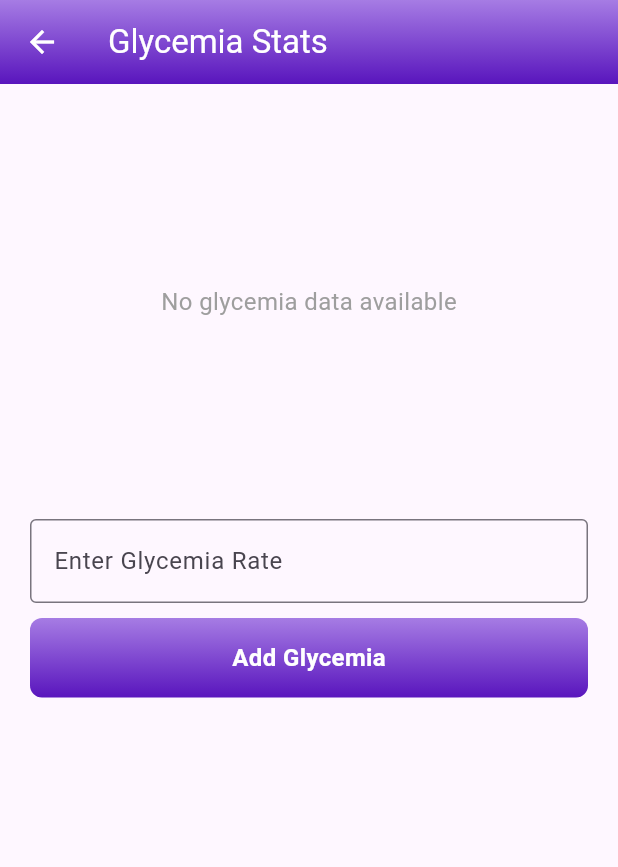
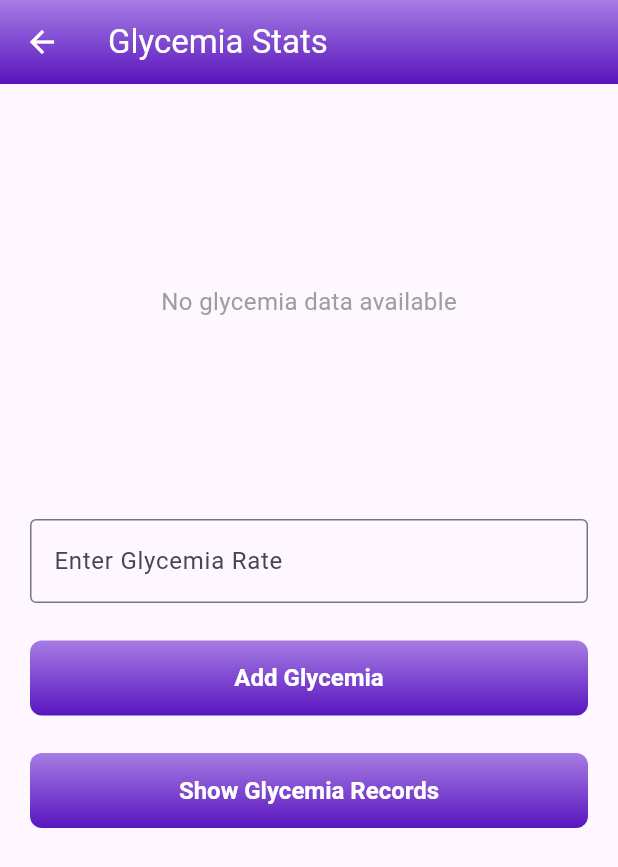
Before and after one commit to Kawther-07/Frontend, a Flutter app: the StatsPage screen opened directly with empty values, on a phone screen of 412 x 824 dp. Shown: the top 867 px of the screen. Run offline on Flutter 3.47's test engine with Material 3 defaults, Android fonts, the light colour scheme and no system bars; our stand-ins replace animated_splash_screen, firebase_core, firebase_storage, fl_chart, flutter_secure_storage, image_picker and 2 more; accounts and stored records are empty; network calls fail; project files that could hold a hidden picture were left out.

Commit message:
glycemia page done

```diff
--- a/lib/pages/newEducationPage.dart
+++ b/lib/pages/newEducationPage.dart
@@ -93,8 +93,8 @@ class _NewEducationPageState extends State<NewEducationPage> {
                 );
               },
               child: Container(
-                padding: const EdgeInsets.all(12),
-                margin: const EdgeInsets.symmetric(horizontal: 45),
+                padding: const EdgeInsets.all(15),
+                margin: const EdgeInsets.symmetric(horizontal: 25),
                 decoration: BoxDecoration(
                   gradient: const LinearGradient(
                     colors: [
--- a/lib/pages/stats.dart
+++ b/lib/pages/stats.dart
@@ -1,7 +1,8 @@
+import 'package:flutter/material.dart';
+import 'package:intl/intl.dart';
+import 'package:http/http.dart' as http;
 import 'dart:convert';
-import 'package:flutter/material.dart';
-import 'package:http/http.dart' as http;
-import 'package:charts_flutter/flutter.dart' as charts;
+import 'package:fl_chart/fl_chart.dart';
 
 class StatsPage extends StatefulWidget {
   final int patientId;
@@ -15,12 +16,14 @@ class _StatsPageState extends State<StatsPage> {
   late List<GlycemiaData> data = [];
   final TextEditingController _glycemiaController = TextEditingController();
   late double newGlycemiaRate;
+  bool _showGlycemiaList = false;
 
   @override
   void initState() {
     super.initState();
     fetchData();
   }
+
 
   Future<void> addGlycemiaRecord() async {
     try {
@@ -44,18 +47,6 @@ class _StatsPageState extends State<StatsPage> {
       }
     } catch (error) {
       print('Error adding glycemia record: $error');
-    }
-  }
-
-  Future<int> fetchMedicalRecordId(int patientId) async {
-    final Uri uri = Uri.parse('http://192.168.1.29:8000/api/medical-record/$patientId');
-    final http.Response response = await http.get(uri);
-
-    if (response.statusCode == 200) {
-      final dynamic responseData = jsonDecode(response.body);
-      return responseData['medicalRecordId'];
-    } else {
-      throw Exception('Failed to fetch medical record ID');
     }
   }
 
@@ -109,7 +100,7 @@ class _StatsPageState extends State<StatsPage> {
           child: Column(
             crossAxisAlignment: CrossAxisAlignment.stretch,
             children: [
-              _buildChart(),
+              _buildGlycemiaChart(),
               const SizedBox(height: 20),
               TextField(
                 controller: _glycemiaController,
@@ -122,10 +113,40 @@ class _StatsPageState extends State<StatsPage> {
                   newGlycemiaRate = double.tryParse(value) ?? 0.0;
                 },
               ),
-              const SizedBox(height: 10),
-              Container(
+              const SizedBox(height: 20),
+              ElevatedButton(
+                onPressed: () {
+                  addGlycemiaRecord();
+                },
+                style: ButtonStyle(
+                  padding: MaterialStateProperty.all<EdgeInsetsGeometry>(
+                    EdgeInsets.symmetric(vertical: 5.0),
+                  ),
+                  shape: MaterialStateProperty.all<OutlinedBorder>(
+                    RoundedRectangleBorder(
+                      borderRadius: BorderRadius.circular(8.0),
+                    ),
+                  ),
+                  backgroundColor: MaterialStateProperty.all<Color>(
+                    Colors.transparent,
+                  ),
+                  elevation: MaterialStateProperty.all<double>(0),
+                  shadowColor: MaterialStateProperty.all<Color>(
+                    Colors.transparent,
+                  ),
+                  foregroundColor: MaterialStateProperty.all<Color>(
+                    Colors.white,
+                  ),
+                  textStyle: MaterialStateProperty.all<TextStyle>(
+                    TextStyle(
+                      fontSize: 16.0,
+                      fontWeight: FontWeight.bold,
+                    ),
+                  ),
+                ),
+                child: Ink(
                   decoration: BoxDecoration(
-                  gradient: LinearGradient(
+                    gradient: const LinearGradient(
                       colors: [
                         Color(0xFFA67CE4),
                         Color(0xFF5915BD),
@@ -135,29 +156,75 @@ class _StatsPageState extends State<StatsPage> {
                     ),
                     borderRadius: BorderRadius.circular(8.0),
                   ),
-              child: Material(
-                color: Color(0x00FF0B0B),
-                child: InkWell(
-                  onTap: () {
-                    addGlycemiaRecord();
+                  child: Container(
+                    constraints: BoxConstraints(minWidth: 140.0, minHeight: 50.0),
+                    alignment: Alignment.center,
+                    child: Text('Add Glycemia'),
+                  ),
+                ),
+              ),
+              const SizedBox(height: 15),
+              ElevatedButton(
+                onPressed: () {
+                  setState(() {
+                    _showGlycemiaList = !_showGlycemiaList;
+                  });
                 },
+                style: ButtonStyle(
+                  padding: MaterialStateProperty.all<EdgeInsetsGeometry>(
+                    EdgeInsets.symmetric(vertical: 5.0),
+                  ),
+                  shape: MaterialStateProperty.all<OutlinedBorder>(
+                    RoundedRectangleBorder(
                       borderRadius: BorderRadius.circular(8.0),
-                  child: Container(
-                    padding: EdgeInsets.symmetric(vertical: 15.0),
-                    child: Center(
-                      child: Text(
-                        'Add Glycemia',
-                        style: TextStyle(
-                          color: Colors.white,
+                    ),
+                  ),
+                  backgroundColor: MaterialStateProperty.all<Color>(
+                    Colors.transparent,
+                  ),
+                  overlayColor: MaterialStateProperty.all<Color>(
+                    Colors.transparent,
+                  ),
+                  elevation: MaterialStateProperty.all<double>(0),
+                  shadowColor: MaterialStateProperty.all<Color>(
+                    Colors.transparent,
+                  ),
+                  foregroundColor: MaterialStateProperty.all<Color>(
+                    Colors.white,
+                  ),
+                  textStyle: MaterialStateProperty.all<TextStyle>(
+                    TextStyle(
                       fontSize: 16.0,
                       fontWeight: FontWeight.bold,
                     ),
                   ),
                 ),
+                child: Ink(
+                  decoration: BoxDecoration(
+                    gradient: const LinearGradient(
+                      colors: [
+                        Color(0xFFA67CE4),
+                        Color(0xFF5915BD),
+                      ],
+                      begin: Alignment.topCenter,
+                      end: Alignment.bottomCenter,
+                    ),
+                    borderRadius: BorderRadius.circular(8.0),
+                  ),
+                  child: Container(
+                    constraints: BoxConstraints(minWidth: 140.0, minHeight: 50.0),
+                    alignment: Alignment.center,
+                    child: Text(
+                      _showGlycemiaList ? 'Hide Glycemia Records' : 'Show Glycemia Records',
+                      style: TextStyle(color: Colors.white),
                     ),
                   ),
                 ),
               ),
+              if (_showGlycemiaList) ...[
+                const SizedBox(height: 20),
+                _buildGlycemiaList(),
+              ],
             ],
           ),
         ),
@@ -165,41 +232,130 @@ class _StatsPageState extends State<StatsPage> {
     );
   }
 
-  Widget _buildChart() {
+  Widget _buildGlycemiaChart() {
     if (data.isEmpty) {
       return _emptyChart();
     } else {
-    print('Chart data: $data');
-    List<GlycemiaData> aggregatedData = aggregateData(data);
-    final List<charts.Series<GlycemiaData, DateTime>> seriesList = [
-      charts.Series<GlycemiaData, DateTime>(
-        id: 'Glycemia',
-        colorFn: (_, __) => charts.ColorUtil.fromDartColor(const Color(0xFF595DE5)),
-        domainFn: (GlycemiaData glycemia, _) => glycemia.date,
-        measureFn: (GlycemiaData glycemia, _) => glycemia.glycemia,
-        data: aggregatedData,
+      // Get the current month name
+      String currentMonth = DateFormat('MMMM').format(DateTime.now());
+
+      return Column(
+        crossAxisAlignment: CrossAxisAlignment.stretch,
+        children: [
+          Text(
+            'Glycemia Chart for $currentMonth:',
+            style: TextStyle(
+              fontSize: 18.0,
+              fontWeight: FontWeight.bold,
             ),
-    ];
-    return SizedBox(
-      height: 250,
-      width: MediaQuery.of(context).size.width,
-      child: charts.TimeSeriesChart(
-        seriesList,
-        animate: true,
-        primaryMeasureAxis: const charts.NumericAxisSpec(
-          tickProviderSpec: charts.BasicNumericTickProviderSpec(desiredTickCount: 7),
           ),
-        domainAxis: charts.DateTimeAxisSpec(
-          tickFormatterSpec: charts.AutoDateTimeTickFormatterSpec(
-            day: charts.TimeFormatterSpec(format: 'd'),
+          SizedBox(height: 10),
+          Padding(
+            padding: const EdgeInsets.only(right: 2.0), // Adjust the left padding here
+            child: Container(
+              height: 300,
+              padding: EdgeInsets.all(8.0),
+              width: double.infinity, // Make the container width match parent
+              child: LineChart(
+                LineChartData(
+                  lineBarsData: [
+                    LineChartBarData(
+                      spots: data
+                          .asMap()
+                          .entries
+                          .map((entry) => FlSpot(
+                              entry.key.toDouble(), entry.value.glycemia))
+                          .toList(),
+                      isCurved: true,
+                      colors: [Color(0xFF2680BC)], // Set line color to #2680bc
+                      barWidth: 4,
+                      isStrokeCapRound: true,
+                      belowBarData: BarAreaData(show: false),
+                    ),
+                  ],
+                  minX: 0,
+                  maxX: data.length.toDouble() - 1,
+                  minY: 0,
+                  maxY: data
+                          .map((e) => e.glycemia)
+                          .reduce((a, b) => a > b ? a : b) +
+                      5,
+                  titlesData: FlTitlesData(
+                    bottomTitles: SideTitles(
+                      showTitles: true,
+                      interval: 1, // Show every label
+                      getTitles: (value) {
+                        // Ensure index is within bounds
+                        if (value >= 0 && value < data.length) {
+                          // Format the DateTime to show hour
+                          return DateFormat.Hm()
+                              .format(data[value.toInt()].date);
+                        }
+                        return '';
+                      },
+                      margin: 8, // Adjust the margin between labels
+                    ),
+                    leftTitles: SideTitles(
+                      showTitles: true,
+                      interval: 2, // Show labels at every 2nd spot
+                      getTitles: (value) {
+                        return value.toInt().toString();
+                      },
+                      margin: 8,
+                    ),
+                    topTitles: SideTitles(
+                      showTitles: false, // Remove top titles
+                    ),
+                    rightTitles: SideTitles(
+                      showTitles: false, // Remove right titles
+                    ),
+                  ),
+                  borderData: FlBorderData(show: true),
+                  gridData: FlGridData(show: true),
                 ),
               ),
             ),
+          ),
+        ],
       );
     }
   }
 
-
+  Widget _buildGlycemiaList() {
+  if (data.isEmpty) {
+    return _emptyChart();
+  } else {
+    return Column(
+      crossAxisAlignment: CrossAxisAlignment.stretch,
+      children: [
+        Text(
+          'Glycemia Records:',
+          style: TextStyle(
+            fontSize: 18.0,
+            fontWeight: FontWeight.bold,
+          ),
+        ),
+        SizedBox(height: 10),
+        ListView.builder(
+          shrinkWrap: true,
+          itemCount: data.length,
+          itemBuilder: (context, index) {
+            final glycemia = data[index];
+            String formattedDate = DateFormat('yyyy-MM-dd HH:mm:ss').format(glycemia.date);
+            return Card(
+              margin: EdgeInsets.symmetric(vertical: 5.0),
+              color: Color(0xFFF4EDFF), // Light color for the card
+              child: ListTile(
+                title: Text('Rate: ${glycemia.glycemia}'),
+                subtitle: Text('Date: $formattedDate'),
+              ),
+            );
+          },
+        ),
+      ],
+    );
+  }
+}
 
 
 
@@ -218,7 +374,6 @@ class _StatsPageState extends State<StatsPage> {
       ),
     );
   }
-
 }
 
 class GlycemiaData {
@@ -234,28 +389,6 @@ class GlycemiaData {
   }
 }
 
-// Function to aggregate data points with similar DateTime values
-List<GlycemiaData> aggregateData(List<GlycemiaData> originalData) {
-  // Map to store aggregated data points with DateTime as the key
-  Map<DateTime, List<double>> aggregatedDataMap = {};
-
-  // Iterate through the original data and group data points by DateTime
-  for (var dataPoint in originalData) {
-    if (!aggregatedDataMap.containsKey(dataPoint.date)) {
-      aggregatedDataMap[dataPoint.date] = [];
-    }
-    aggregatedDataMap[dataPoint.date]!.add(dataPoint.glycemia);
-  }
-
-  // Calculate the average value for each DateTime group
-  List<GlycemiaData> aggregatedData = [];
-  aggregatedDataMap.forEach((dateTime, glycemiaList) {
-    double averageGlycemia = glycemiaList.reduce((a, b) => a + b) / glycemiaList.length;
-    aggregatedData.add(GlycemiaData(dateTime, averageGlycemia));
-  });
-
-  return aggregatedData;
-}
 
 
 
--- a/pubspec.yaml
+++ b/pubspec.yaml
@@ -32,6 +32,7 @@ dependencies:
     sdk: flutter
   http: ^1.2.1
   charts_flutter: ^0.12.0
+  fl_chart: ^0.40.0
   shared_preferences: ^2.0.8
   flutter_secure_storage: ^9.0.0
   jwt_decode: ^0.3.1
```
Lines whose indentation alone changed are shown as unchanged.
